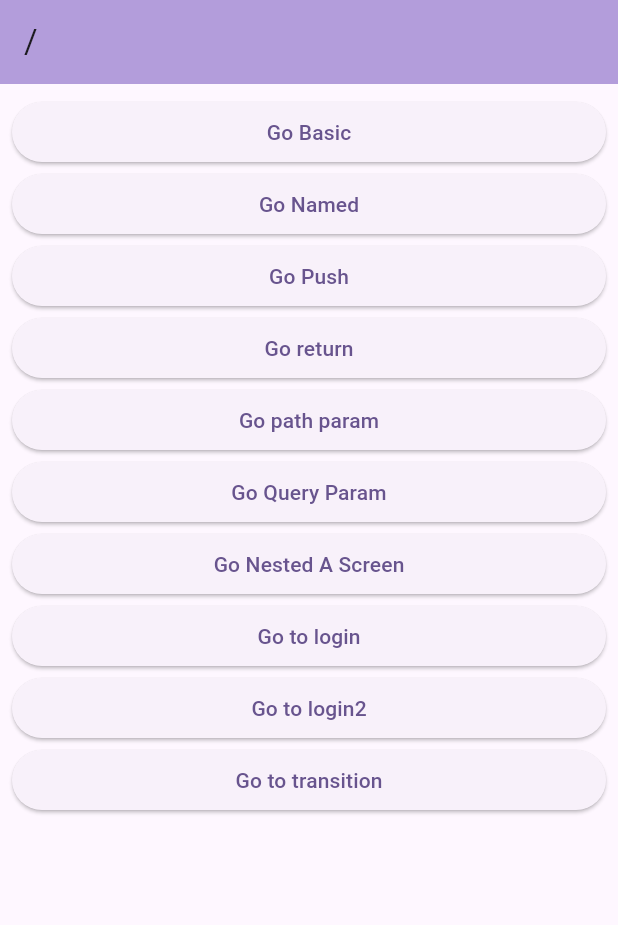
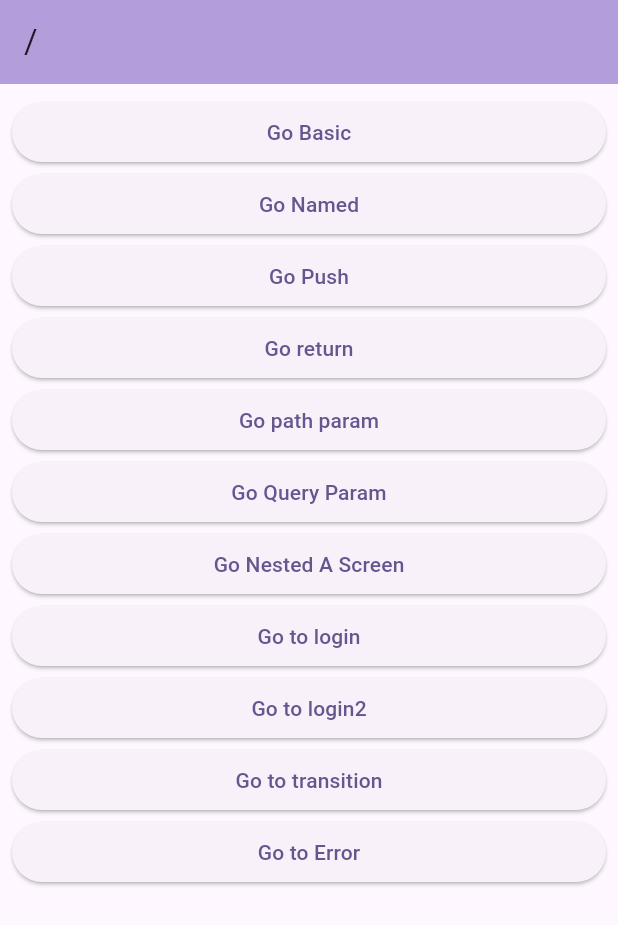
Before and after one commit to rldnd/flutter_go_router_v7, a Flutter app: the screen it shows after launch, on a phone screen of 412 x 824 dp. Shown: the top 925 px of the screen. Run offline on Flutter 3.47's test engine with Material 2 defaults, Android fonts, the phone set to English and light mode, and no system bars; our stand-ins replace flutter_riverpod, go_router.

Commit message:
feat: error

```diff
--- a/lib/route/router.dart
+++ b/lib/route/router.dart
@@ -1,6 +1,7 @@
 import 'package:flutter/material.dart';
 import 'package:flutter_go_router_v7/screen/eighth_nested_child_screen.dart';
 import 'package:flutter_go_router_v7/screen/eighth_nested_screen.dart';
+import 'package:flutter_go_router_v7/screen/eleventh_error_screen.dart';
 import 'package:flutter_go_router_v7/screen/fifth_pop_return_screen.dart';
 import 'package:flutter_go_router_v7/screen/first_basic_screen.dart';
 import 'package:flutter_go_router_v7/screen/forth_pop_base_screen.dart';
@@ -16,6 +17,7 @@ import 'package:flutter_go_router_v7/screen/third_push_screen.dart';
 import 'package:go_router/go_router.dart';
 
 final router = GoRouter(
+  errorBuilder: (context, state) => ErrorScreen(error: state.error.toString()),
   redirect: (context, state) {
     if (state.location == '/login/private' && !authState) {
       return '/login';
--- a/lib/screen/root_screen.dart
+++ b/lib/screen/root_screen.dart
@@ -73,6 +73,12 @@ class RootScreen extends ConsumerWidget {
             },
             child: const Text('Go to transition'),
           ),
+          ElevatedButton(
+            onPressed: () {
+              context.go('/error');
+            },
+            child: const Text('Go to Error'),
+          ),
         ],
       ),
     );
```
Also changed, not shown: lib/screen/eleventh_error_screen.dart (added, +28 -0 lines).
